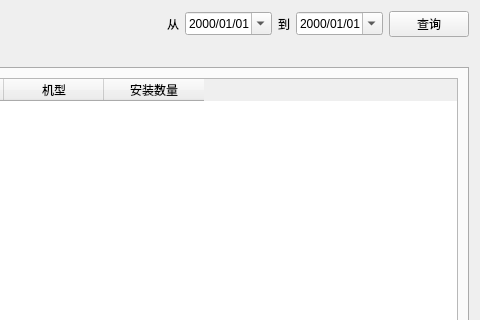
Before: the Qt Designer form baobiao.ui in juniperdiego/usbW, drawn with Qt 5; both pictures show x 119 to 599 and y 0 to 320 of the 599 by 413 pixel window.
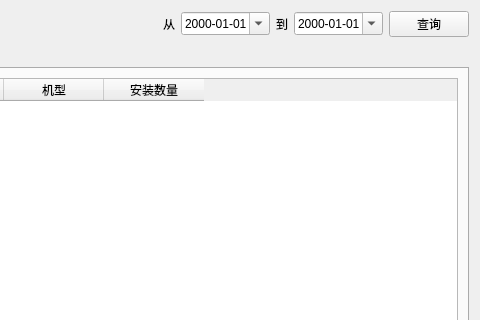
After: the same form once the commit is applied.

```diff
--- a/baobiao.ui
+++ b/baobiao.ui
@@ -46,7 +46,7 @@
      <item>
       <widget class="QDateEdit" name="FromdateEdit">
        <property name="displayFormat">
-        <string>yyyy/MM/dd</string>
+        <string>yyyy-MM-dd</string>
        </property>
        <property name="calendarPopup">
         <bool>true</bool>
@@ -63,7 +63,7 @@
      <item>
       <widget class="QDateEdit" name="TodateEdit">
        <property name="displayFormat">
-        <string>yyyy/MM/dd</string>
+        <string>yyyy-MM-dd</string>
        </property>
        <property name="calendarPopup">
         <bool>true</bool>
```
